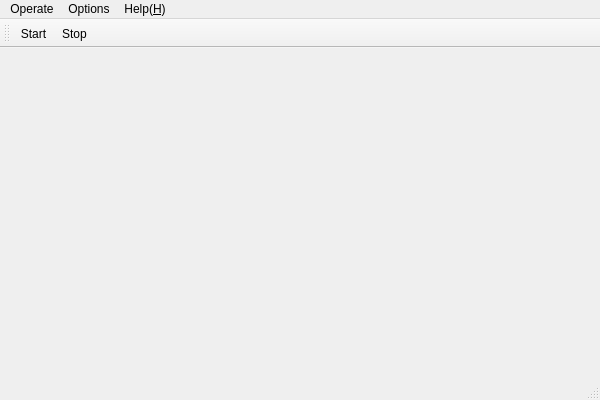
Qt form App/MainWindow.ui (KangLin/FaceRecognizer) before a commit.
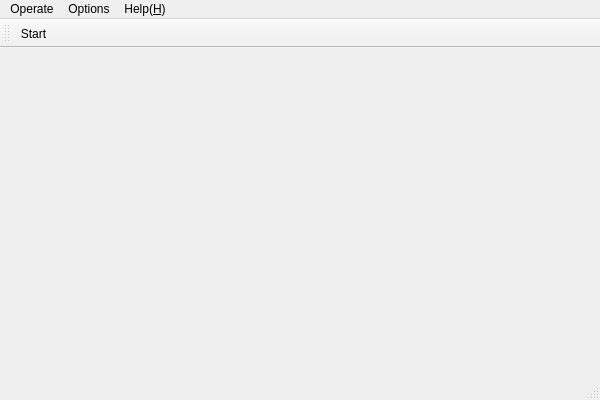
The same form after that commit. Icons and pictures are not drawn.

What changed in the file:
```diff
--- a/App/MainWindow.ui
+++ b/App/MainWindow.ui
@@ -68,7 +68,6 @@
     <bool>false</bool>
    </attribute>
    <addaction name="actionStart"/>
-   <addaction name="actionStop"/>
   </widget>
   <action name="actionStart">
    <property name="text">
@@ -78,14 +77,6 @@
     <string>Start</string>
    </property>
   </action>
-  <action name="actionStop">
-   <property name="text">
-    <string>Stop</string>
-   </property>
-   <property name="statusTip">
-    <string>Stop</string>
-   </property>
-  </action>
   <action name="actionDetector">
    <property name="checkable">
     <bool>true</bool>
```
Left out of the diff: 4 changed lines with no effect on the pictures.
